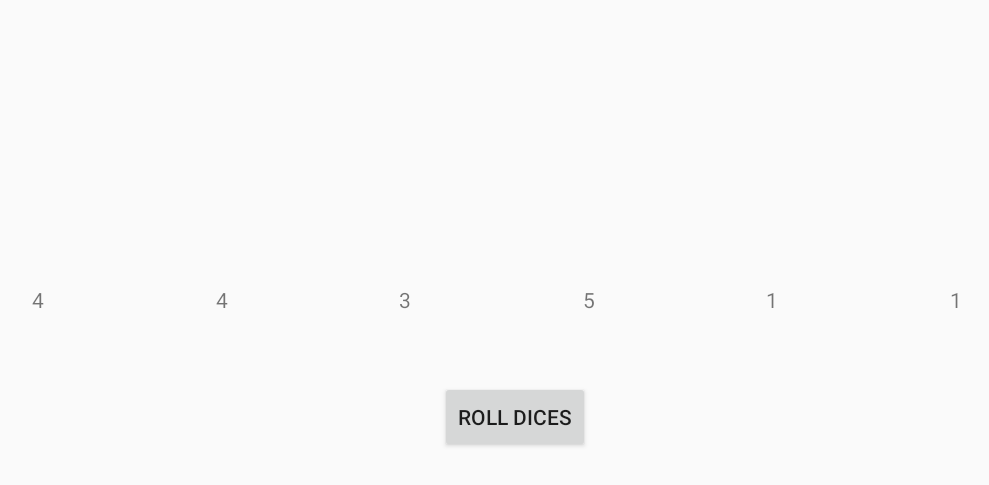
After one commit to jibjoub/KingOfSeas, an Android app: the BoardFragment screen opened through its navigation route, on a phone screen of 824 x 412 dp (held sideways). The commit adds this screen. Shown: the top 485 px of the screen, without its empty margins (103-1092 px from the left). Run offline under Robolectric (Android 15) with nearby library versions, the phone set to English and light mode, and no system bars.

Commit message:
up: add basic dices roll implementation

```diff
--- a/app/src/main/java/com/example/kingofseas/Model/Dice.kt
+++ b/app/src/main/java/com/example/kingofseas/Model/Dice.kt
@@ -1,4 +1,4 @@
 package com.example.kingofseas.Model
 
-class Dice(faces: List<DiceFace>, isSelected: Boolean, result: DiceFace) {
+class Dice(var face: Int, var isSelected: Boolean) {
 }
--- a/app/src/main/java/com/example/kingofseas/Model/GameManager.kt
+++ b/app/src/main/java/com/example/kingofseas/Model/GameManager.kt
@@ -1,7 +1,11 @@
 package com.example.kingofseas.Model
 
 object GameManager {
-    var players : List<Player> = listOf(Player(0, "player"),Player(1, "player2") )
+
+    var dices : List<Dice> = List(6){
+        Dice(1, false)
+    }
+    var players : List<Player> = listOf(Player(0, "player", dices),Player(1, "player2", dices) )
     var currentPlayer = players[0]
     //players: List<Player>, currentPlayer: Player
 }
--- a/app/src/main/java/com/example/kingofseas/Model/Player.kt
+++ b/app/src/main/java/com/example/kingofseas/Model/Player.kt
@@ -1,5 +1,5 @@
 package com.example.kingofseas.Model
 
-class Player(val id: Int, val name: String) {
-    //, icon: String, health: Int, winPoints: Int, energy: Int, isAlive: Boolean, dices: List<Dice>, cards: List<Card>
+class Player(val id: Int, val name: String,val dices: List<Dice>) {
+    //, icon: String, health: Int, winPoints: Int, energy: Int, isAlive: Boolean, cards: List<Card>
 }
--- a/app/src/main/java/com/example/kingofseas/ViewModel/GameViewModel.kt
+++ b/app/src/main/java/com/example/kingofseas/ViewModel/GameViewModel.kt
@@ -3,9 +3,20 @@ package com.example.kingofseas.ViewModel
 import android.util.Log
 import androidx.lifecycle.ViewModel
 import com.example.kingofseas.Model.GameManager
+import kotlin.random.Random
 
 class GameViewModel : ViewModel() {
     fun test() {
         println(GameManager.players[0].name)
     }
+
+    fun rollAllDices() {
+        GameManager.currentPlayer.dices.forEach({
+            it.face = rollDice()
+        })
+    }
+
+    fun rollDice(): Int {
+        return Random.nextInt(1,7)
+    }
 }
--- /dev/null
+++ b/app/src/main/java/com/example/kingofseas/Views/BoardFragment.kt
@@ -0,0 +1,71 @@
+package com.example.kingofseas.Views
+
+import android.os.Bundle
+import androidx.fragment.app.Fragment
+import android.view.LayoutInflater
+import android.view.View
+import android.view.ViewGroup
+import android.widget.Button
+import android.widget.TextView
+import androidx.navigation.fragment.findNavController
+import com.example.kingofseas.Model.GameManager
+import com.example.kingofseas.R
+import com.example.kingofseas.ViewModel.GameViewModel
+
+// TODO: Rename parameter arguments, choose names that match
+// the fragment initialization parameters, e.g. ARG_ITEM_NUMBER
+private const val ARG_PARAM1 = "param1"
+private const val ARG_PARAM2 = "param2"
+
+/**
+ * A simple [Fragment] subclass.
+ * Use the [BoardFragment.newInstance] factory method to
+ * create an instance of this fragment.
+ */
+class BoardFragment : Fragment() {
+    // TODO: Rename and change types of parameters
+    private var param1: String? = null
+    private var param2: String? = null
+    private val gameViewModel: GameViewModel = GameViewModel()
+
+    override fun onCreate(savedInstanceState: Bundle?) {
+        super.onCreate(savedInstanceState)
+        arguments?.let {
+            param1 = it.getString(ARG_PARAM1)
+            param2 = it.getString(ARG_PARAM2)
+        }
+    }
+
+    override fun onCreateView(
+        inflater: LayoutInflater, container: ViewGroup?,
+        savedInstanceState: Bundle?
+    ): View? {
+        // Inflate the layout for this fragment
+        val view = inflater.inflate(R.layout.fragment_board, container, false)
+        val dice1: TextView = view.findViewById(R.id.dice_1)
+        val dice2: TextView = view.findViewById(R.id.dice_2)
+        val dice3: TextView = view.findViewById(R.id.dice_3)
+        val dice4: TextView = view.findViewById(R.id.dice_4)
+        val dice5: TextView = view.findViewById(R.id.dice_5)
+        val dice6: TextView = view.findViewById(R.id.dice_6)
+        gameViewModel.rollAllDices();
+        dice1.text = GameManager.dices[0].face.toString()
+        dice2.text = GameManager.dices[1].face.toString()
+        dice3.text = GameManager.dices[2].face.toString()
+        dice4.text = GameManager.dices[3].face.toString()
+        dice5.text = GameManager.dices[4].face.toString()
+        dice6.text = GameManager.dices[5].face.toString()
+
+        view.findViewById<Button>(R.id.btn_roll_dices).setOnClickListener {
+            gameViewModel.rollAllDices();
+            dice1.text = GameManager.dices[0].face.toString()
+            dice2.text = GameManager.dices[1].face.toString()
+            dice3.text = GameManager.dices[2].face.toString()
+            dice4.text = GameManager.dices[3].face.toString()
+            dice5.text = GameManager.dices[4].face.toString()
+            dice6.text = GameManager.dices[5].face.toString()
+        }
+        return view
+    }
+
+}
--- a/app/src/main/java/com/example/kingofseas/Views/WelcomeFragment.kt
+++ b/app/src/main/java/com/example/kingofseas/Views/WelcomeFragment.kt
@@ -32,8 +32,12 @@ class WelcomeFragment : Fragment() {
     ): View? {
         val view = inflater.inflate(R.layout.fragment_welcome, container, false)
         val bt_credit : Button = view.findViewById(R.id.bt_credit)
+        val bt_play : Button = view.findViewById(R.id.bt_play)
         bt_credit.setOnClickListener(){
             findNavController().navigate(R.id.action_welcomeFragment_to_creditFragment)
+        }
+        bt_play.setOnClickListener() {
+            findNavController().navigate(R.id.action_welcomeFragment_to_boardFragment)
         }
         // Inflate the layout for this fragment
         return view
--- /dev/null
+++ b/app/src/main/res/layout/fragment_board.xml
@@ -0,0 +1,79 @@
+<?xml version="1.0" encoding="utf-8"?>
+<androidx.constraintlayout.widget.ConstraintLayout xmlns:android="http://schemas.android.com/apk/res/android"
+    xmlns:app="http://schemas.android.com/apk/res-auto"
+    xmlns:tools="http://schemas.android.com/tools"
+    android:id="@+id/frameLayout"
+    android:layout_width="match_parent"
+    android:layout_height="match_parent"
+    tools:context=".Views.BoardFragment">
+
+    <TextView
+        android:id="@+id/dice_1"
+        android:layout_width="32dp"
+        android:layout_height="32dp"
+        app:layout_constraintBottom_toBottomOf="parent"
+        app:layout_constraintEnd_toStartOf="@+id/dice_2"
+        app:layout_constraintHorizontal_bias="0.5"
+        app:layout_constraintStart_toStartOf="parent"
+        app:layout_constraintTop_toTopOf="parent" />
+
+    <TextView
+        android:id="@+id/dice_2"
+        android:layout_width="32dp"
+        android:layout_height="32dp"
+        app:layout_constraintBottom_toBottomOf="parent"
+        app:layout_constraintEnd_toStartOf="@+id/dice_3"
+        app:layout_constraintHorizontal_bias="0.5"
+        app:layout_constraintStart_toEndOf="@+id/dice_1"
+        app:layout_constraintTop_toTopOf="parent" />
+
+    <TextView
+        android:id="@+id/dice_3"
+        android:layout_width="32dp"
+        android:layout_height="32dp"
+        app:layout_constraintBottom_toBottomOf="parent"
+        app:layout_constraintEnd_toStartOf="@+id/dice_4"
+        app:layout_constraintHorizontal_bias="0.5"
+        app:layout_constraintStart_toEndOf="@+id/dice_2"
+        app:layout_constraintTop_toTopOf="parent" />
+
+    <TextView
+        android:id="@+id/dice_4"
+        android:layout_width="32dp"
+        android:layout_height="32dp"
+        app:layout_constraintBottom_toBottomOf="parent"
+        app:layout_constraintEnd_toStartOf="@+id/dice_5"
+        app:layout_constraintHorizontal_bias="0.5"
+        app:layout_constraintStart_toEndOf="@+id/dice_3"
+        app:layout_constraintTop_toTopOf="parent" />
+
+    <TextView
+        android:id="@+id/dice_5"
+        android:layout_width="32dp"
+        android:layout_height="32dp"
+        app:layout_constraintBottom_toBottomOf="parent"
+        app:layout_constraintEnd_toStartOf="@+id/dice_6"
+        app:layout_constraintHorizontal_bias="0.5"
+        app:layout_constraintStart_toEndOf="@+id/dice_4"
+        app:layout_constraintTop_toTopOf="parent" />
+
+    <TextView
+        android:id="@+id/dice_6"
+        android:layout_width="32dp"
+        android:layout_height="32dp"
+        app:layout_constraintBottom_toBottomOf="parent"
+        app:layout_constraintEnd_toEndOf="parent"
+        app:layout_constraintHorizontal_bias="0.5"
+        app:layout_constraintStart_toEndOf="@+id/dice_5"
+        app:layout_constraintTop_toTopOf="parent" />
+
+    <Button
+        android:id="@+id/btn_roll_dices"
+        android:layout_width="wrap_content"
+        android:layout_height="wrap_content"
+        android:layout_marginTop="32dp"
+        android:text="Roll Dices"
+        app:layout_constraintEnd_toEndOf="parent"
+        app:layout_constraintStart_toStartOf="parent"
+        app:layout_constraintTop_toBottomOf="@+id/dice_3" />
+</androidx.constraintlayout.widget.ConstraintLayout>
--- a/app/src/main/res/navigation/nav_graph.xml
+++ b/app/src/main/res/navigation/nav_graph.xml
@@ -13,10 +13,18 @@
         <action
             android:id="@+id/action_welcomeFragment_to_creditFragment"
             app:destination="@id/creditFragment" />
+        <action
+            android:id="@+id/action_welcomeFragment_to_boardFragment"
+            app:destination="@id/boardFragment" />
     </fragment>
     <fragment
         android:id="@+id/creditFragment"
         android:name="com.example.kingofseas.Views.CreditFragment"
         android:label="fragment_credit"
         tools:layout="@layout/fragment_credit" />
+    <fragment
+        android:id="@+id/boardFragment"
+        android:name="com.example.kingofseas.Views.BoardFragment"
+        android:label="fragment_board"
+        tools:layout="@layout/fragment_board" />
 </navigation>
--- a/app/src/main/res/values/strings.xml
+++ b/app/src/main/res/values/strings.xml
@@ -5,4 +5,6 @@
     <string name="play">Play</string>
     <string name="credits">Credits</string>
     <!-- TODO: Remove or change this placeholder text -->
+    <string name="hello_blank_fragment">Hello blank fragment</string>
+    <!-- TODO: Remove or change this placeholder text -->
 </resources>
```
